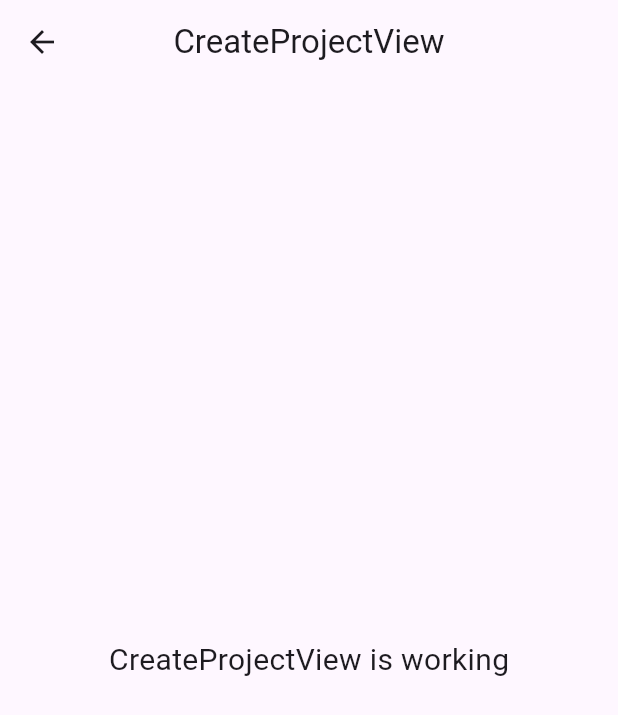
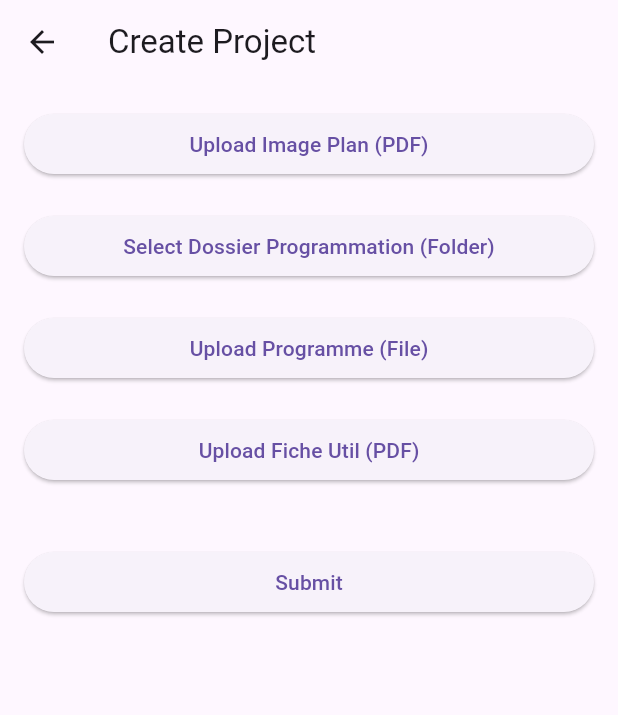
Before and after one commit to FactorySoft-solution/indus_lib_desktop, a Flutter app: the CreateProjectView screen opened by its route, on a phone screen of 412 x 824 dp. Shown: the top 715 px of the screen. Run offline on Flutter 3.47's test engine with Material 3 defaults, Android fonts, the phone set to English and light mode, and no system bars; our stand-ins replace dio, file_picker, get, shared_preferences, sqflite; accounts and stored records are empty.

Commit message:
prepare controlles

```diff
--- a/lib/app/modules/create_project/controllers/create_project_controller.dart
+++ b/lib/app/modules/create_project/controllers/create_project_controller.dart
@@ -1,23 +1,38 @@
+import 'package:file_picker/file_picker.dart';
 import 'package:get/get.dart';
+import 'dart:io';
 
 class CreateProjectController extends GetxController {
-  //TODO: Implement CreateProjectController
+  var imagePlanPdf = Rxn<File>();
+  var dossProgFolder = Rxn<String>();
+  var programmeFile = Rxn<File>();
+  var ficheUtilPdf = Rxn<File>();
 
-  final count = 0.obs;
-  @override
-  void onInit() {
-    super.onInit();
+  Future<void> pickFile(String type) async {
+    FilePickerResult? result;
+    if (type == 'pdf') {
+      result = await FilePicker.platform
+          .pickFiles(type: FileType.custom, allowedExtensions: ['pdf']);
+    } else if (type == 'folder') {
+      result =
+          await FilePicker.platform.getDirectoryPath() as FilePickerResult?;
+    } else {
+      result = await FilePicker.platform.pickFiles();
+    }
+
+    if (result != null) {
+      switch (type) {
+        case 'pdf':
+          if (result.files.isNotEmpty) {
+            imagePlanPdf.value = File(result.files.single.path!);
+          }
+          break;
+        case 'folder':
+          dossProgFolder.value = result.files.single.path!;
+          break;
+        default:
+          programmeFile.value = File(result.files.single.path!);
+      }
+    }
   }
-
-  @override
-  void onReady() {
-    super.onReady();
-  }
-
-  @override
-  void onClose() {
-    super.onClose();
-  }
-
-  void increment() => count.value++;
 }
--- a/lib/app/modules/create_project/views/create_project_view.dart
+++ b/lib/app/modules/create_project/views/create_project_view.dart
@@ -1,22 +1,62 @@
 import 'package:flutter/material.dart';
-
+import 'package:code_g/app/widgets/file_picker_button.dart';
 import 'package:get/get.dart';
-
 import '../controllers/create_project_controller.dart';
 
-class CreateProjectView extends GetView<CreateProjectController> {
-  const CreateProjectView({Key? key}) : super(key: key);
+class CreateProjectView extends StatelessWidget {
+  final CreateProjectController controller = Get.put(CreateProjectController());
+
+  CreateProjectView({super.key}) {}
+
   @override
   Widget build(BuildContext context) {
     return Scaffold(
       appBar: AppBar(
-        title: const Text('CreateProjectView'),
-        centerTitle: true,
+        title: const Text('Create Project'),
       ),
-      body: const Center(
-        child: Text(
-          'CreateProjectView is working',
-          style: TextStyle(fontSize: 20),
+      body: Padding(
+        padding: const EdgeInsets.all(16.0),
+        child: ListView(
+          children: [
+            FilePickerButton(
+              buttonText: 'Upload Image Plan (PDF)',
+              onPick: () => controller.pickFile('pdf'),
+            ),
+            Obx(() => controller.imagePlanPdf.value != null
+                ? Text('File Selected: ${controller.imagePlanPdf.value!.path}')
+                : const SizedBox.shrink()),
+            const SizedBox(height: 20),
+            FilePickerButton(
+              buttonText: 'Select Dossier Programmation (Folder)',
+              onPick: () => controller.pickFile('folder'),
+            ),
+            Obx(() => controller.dossProgFolder.value != null
+                ? Text('Folder Selected: ${controller.dossProgFolder.value!}')
+                : const SizedBox.shrink()),
+            const SizedBox(height: 20),
+            FilePickerButton(
+              buttonText: 'Upload Programme (File)',
+              onPick: () => controller.pickFile('file'),
+            ),
+            Obx(() => controller.programmeFile.value != null
+                ? Text('File Selected: ${controller.programmeFile.value!.path}')
+                : const SizedBox.shrink()),
+            const SizedBox(height: 20),
+            FilePickerButton(
+              buttonText: 'Upload Fiche Util (PDF)',
+              onPick: () => controller.pickFile('pdf'),
+            ),
+            Obx(() => controller.ficheUtilPdf.value != null
+                ? Text('File Selected: ${controller.ficheUtilPdf.value!.path}')
+                : const SizedBox.shrink()),
+            const SizedBox(height: 40),
+            ElevatedButton(
+              onPressed: () {
+                // Perform form validation and submission
+              },
+              child: const Text('Submit'),
+            ),
+          ],
         ),
       ),
     );
--- a/lib/app/routes/app_pages.dart
+++ b/lib/app/routes/app_pages.dart
@@ -20,25 +20,18 @@ class AppPages {
       name: _Paths.HOME,
       page: () => const HomeView(),
       binding: HomeBinding(),
-      children: [
-        GetPage(
-          name: _Paths.CREATEPROJECT,
-          page: () => const CreateProjectView(),
-          binding: CreateProjectBinding(),
-        ),
-        // GetPage(
-        //   name: _Paths.SETTINGS,
-        //   page: () => SettingsView(),
-        //   binding: SettingsBinding(),
-        //   children: [
-        //     GetPage(
-        //       name: _Paths.SETTINGS_DETAIL,
-        //       page: () => SettingsDetailView(),
-        //       binding: SettingsDetailBinding(),
-        //     ),
-        //   ],
-        // ),
-      ],
+      // children: [
+      //   GetPage(
+      //     name: _Paths.CREATEPROJECT,
+      //     page: () => CreateProjectView(),
+      //     binding: CreateProjectBinding(),
+      //   ),
+      // ],
     ),
+    GetPage(
+      name: _Paths.CREATEPROJECT,
+      page: () => CreateProjectView(),
+      binding: CreateProjectBinding(),
+    )
   ];
 }
--- a/lib/app/routes/app_routes.dart
+++ b/lib/app/routes/app_routes.dart
@@ -12,7 +12,7 @@ abstract class Routes {
 abstract class _Paths {
   _Paths._();
   static const HOME = '/home';
-  static const CREATEPROJECT = '/home/CreateProject';
+  static const CREATEPROJECT = '/CreateProject';
   static const SETTINGS = '/home/settings';
   static const SETTINGS_DETAIL = '/home/settings/detail';
 }
```
Also changed, not shown: lib/app/modules/home/views/home_view.dart (+7 -2 lines), lib/app/widgets/file_picker_button.dart (+9 -63 lines).
